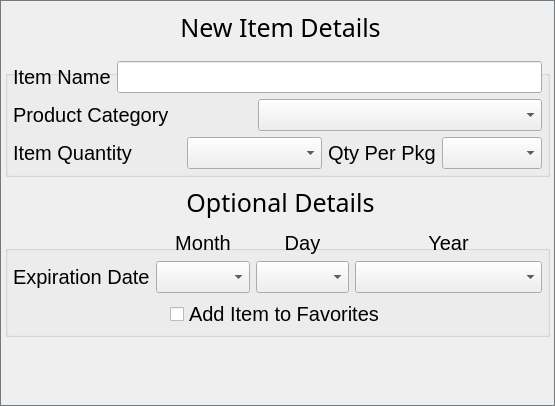
The window that Windows/NewItemDetails.ui (addisonElliott/SmartShopTouchScreen) describes before a commit, drawn with Qt 5.
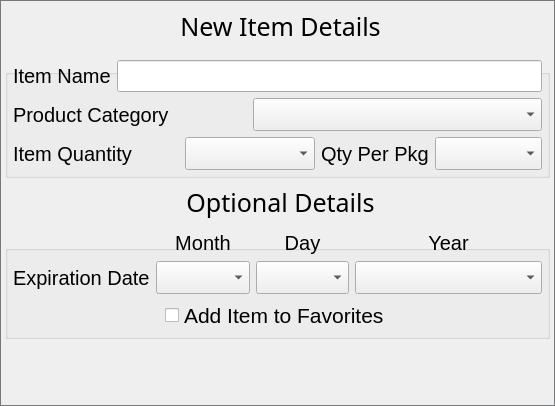
The same window after the commit. Icons and pictures are not drawn. Custom widgets are drawn as their Qt base class.

Commit message:
Setup combobox's appropiately in all of the dialog boxes
Added line in constructor of parent of combobox to make the view not track mouse movements. When using touchscreen, this prevents the first time you start scrolling to select an item. Instead, you have to just select it and not move the scrollbar while doing it.

In all of the dialog boxes, the combobox's were missing the ScrollPerPixel to make it not scroll ridiculously fast as well.

```diff
--- a/Windows/NewItemDetails.ui
+++ b/Windows/NewItemDetails.ui
@@ -234,7 +234,7 @@
         <property name="font">
          <font>
           <family>Segoe UI</family>
-          <pointsize>15</pointsize>
+          <pointsize>16</pointsize>
          </font>
         </property>
         <item>
@@ -249,7 +249,7 @@
         <property name="font">
          <font>
           <family>Segoe UI</family>
-          <pointsize>15</pointsize>
+          <pointsize>16</pointsize>
          </font>
         </property>
         <item>
@@ -264,7 +264,7 @@
         <property name="font">
          <font>
           <family>Segoe UI</family>
-          <pointsize>15</pointsize>
+          <pointsize>16</pointsize>
          </font>
         </property>
         <item>
@@ -298,7 +298,7 @@
         <property name="font">
          <font>
           <family>Segoe UI</family>
-          <pointsize>15</pointsize>
+          <pointsize>16</pointsize>
          </font>
         </property>
         <property name="text">
@@ -406,7 +406,7 @@
         <property name="font">
          <font>
           <family>Segoe UI</family>
-          <pointsize>15</pointsize>
+          <pointsize>16</pointsize>
          </font>
         </property>
        </widget>
@@ -429,7 +429,7 @@
         <property name="font">
          <font>
           <family>Segoe UI</family>
-          <pointsize>15</pointsize>
+          <pointsize>16</pointsize>
          </font>
         </property>
        </widget>
@@ -454,7 +454,7 @@
         <property name="font">
          <font>
           <family>Segoe UI</family>
-          <pointsize>15</pointsize>
+          <pointsize>16</pointsize>
          </font>
         </property>
        </widget>
```
The commit also changes 6 other files.
